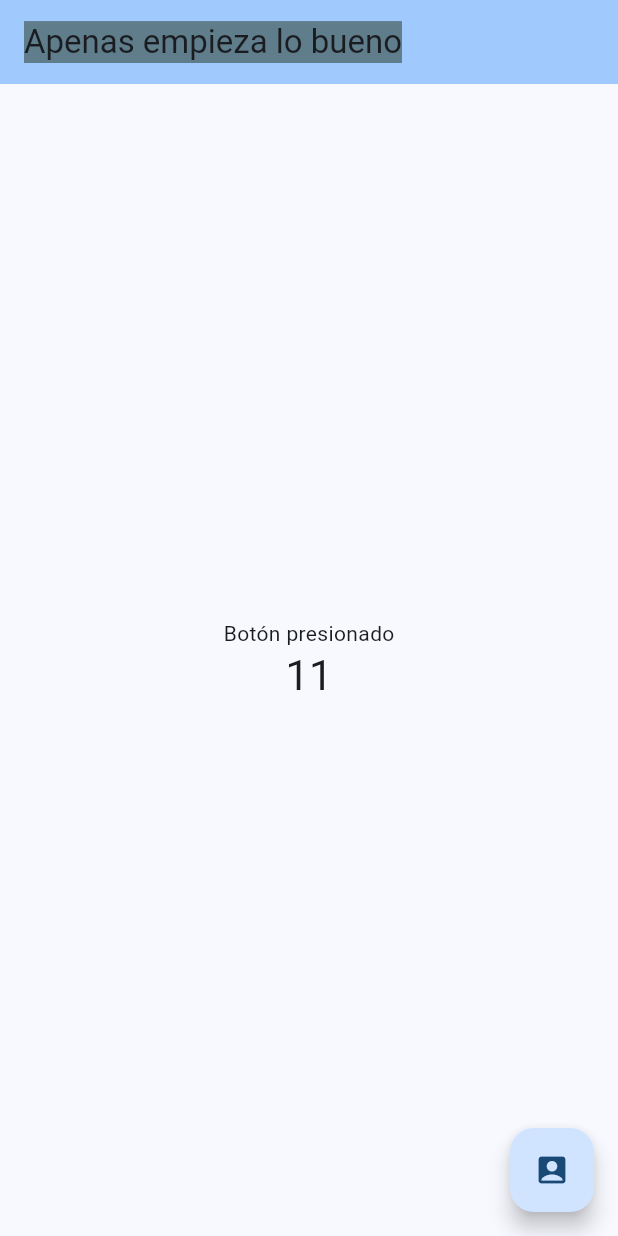
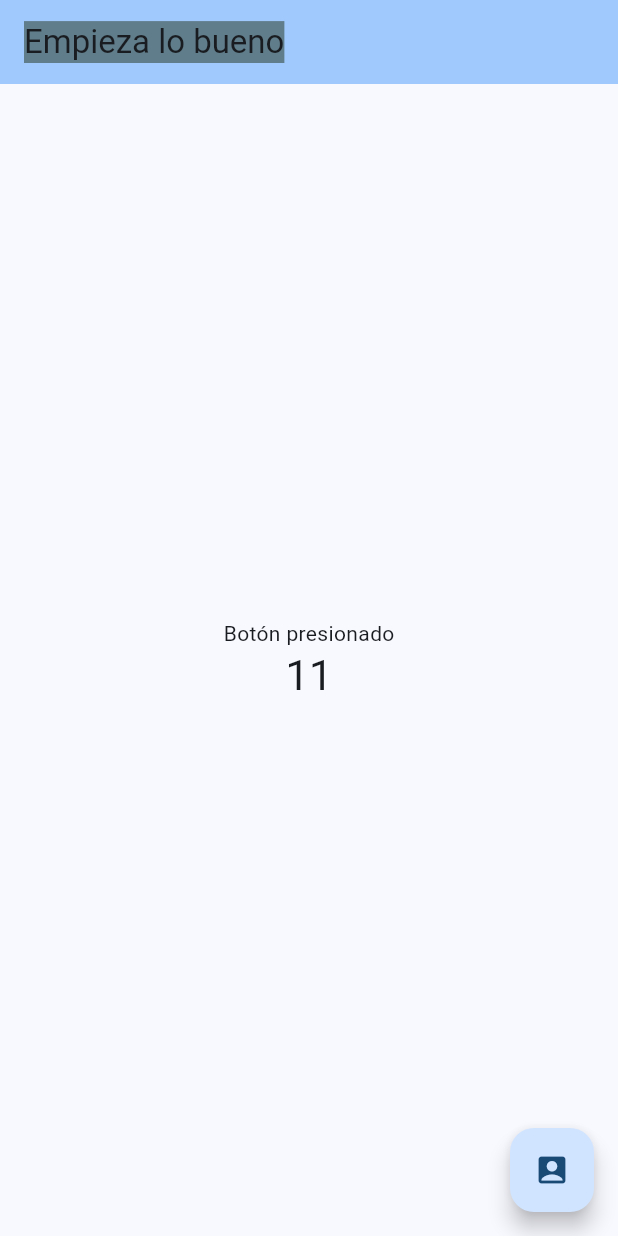
Before and after one commit to rlazarteg/AppCursoGit, a Flutter app: the screen it shows after launch, on a phone screen of 412 x 824 dp. Run offline on Flutter 3.47's test engine with Material 3 defaults, Android fonts, the phone set to English and light mode, and no system bars.

Commit message:
Se cambio el titulo Empieza lo bueno

```diff
--- a/lib/main.dart
+++ b/lib/main.dart
@@ -19,7 +19,7 @@ class MyApp extends StatelessWidget {
         useMaterial3: true,
       ),
 
-      home: const MyHomePage(title: 'Apenas empieza lo bueno'),
+      home: const MyHomePage(title: 'Empieza lo bueno'),
 
     );
   }
```
